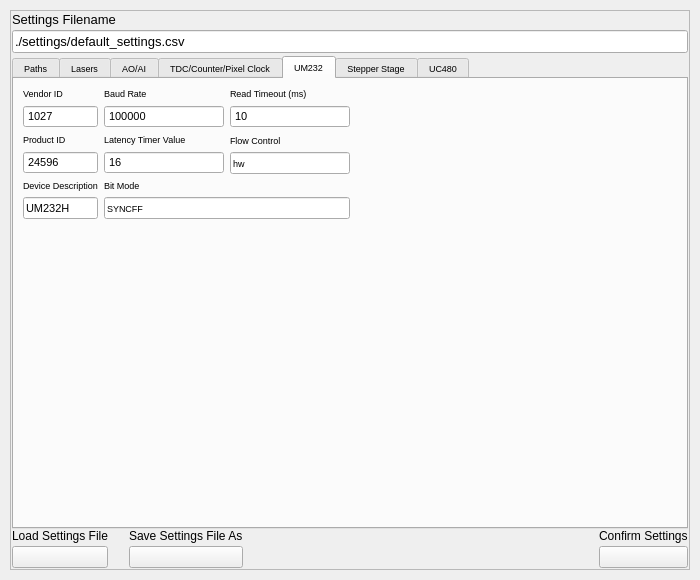
The window that gui/settingswindow.ui (Th3Tr00p3r/gSTED-sFCS) describes before a commit, drawn with Qt 5.
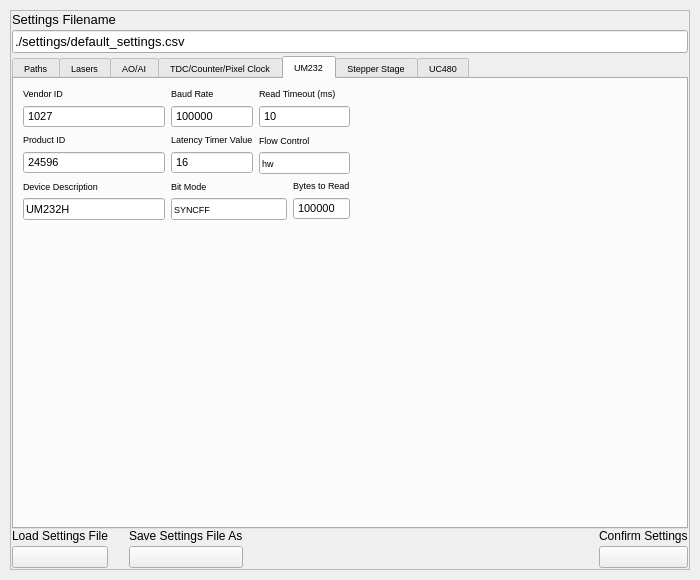
The same window after the commit. The open tabs and pages were chosen to show the change. Icons and pictures are not drawn.

```diff
--- a/gui/settingswindow.ui
+++ b/gui/settingswindow.ui
@@ -1992,35 +1992,9 @@
          <attribute name="title">
           <string>UM232</string>
          </attribute>
-         <layout class="QGridLayout" name="gridLayout_4">
-          <item row="1" column="0">
-           <spacer name="verticalSpacer_2">
-            <property name="orientation">
-             <enum>Qt::Vertical</enum>
-            </property>
-            <property name="sizeHint" stdset="0">
-             <size>
-              <width>20</width>
-              <height>40</height>
-             </size>
-            </property>
-           </spacer>
-          </item>
-          <item row="0" column="1">
-           <spacer name="horizontalSpacer_4">
-            <property name="orientation">
-             <enum>Qt::Horizontal</enum>
-            </property>
-            <property name="sizeHint" stdset="0">
-             <size>
-              <width>40</width>
-              <height>20</height>
-             </size>
-            </property>
-           </spacer>
-          </item>
+         <layout class="QGridLayout" name="gridLayout_9">
           <item row="0" column="0">
-           <layout class="QGridLayout" name="gridLayout_9" columnstretch="1,10,10">
+           <layout class="QGridLayout" name="gridLayout_4">
             <item row="0" column="0">
              <layout class="QVBoxLayout" name="verticalLayout_75">
               <item>
@@ -2097,7 +2071,7 @@
               </item>
              </layout>
             </item>
-            <item row="0" column="2">
+            <item row="0" column="2" colspan="2">
              <layout class="QVBoxLayout" name="verticalLayout_78">
               <item>
                <widget class="QLabel" name="label_69">
@@ -2208,7 +2182,7 @@
               </item>
              </layout>
             </item>
-            <item row="1" column="2">
+            <item row="1" column="2" colspan="2">
              <layout class="QVBoxLayout" name="verticalLayout_79">
               <item>
                <widget class="QLabel" name="label_70">
@@ -2273,8 +2247,72 @@
               </item>
              </layout>
             </item>
+            <item row="2" column="3">
+             <layout class="QVBoxLayout" name="verticalLayout_85">
+              <item>
+               <widget class="QLabel" name="label_75">
+                <property name="text">
+                 <string>Bytes to Read</string>
+                </property>
+               </widget>
+              </item>
+              <item>
+               <widget class="QSpinBox" name="um232nBytes">
+                <property name="enabled">
+                 <bool>true</bool>
+                </property>
+                <property name="font">
+                 <font>
+                  <pointsize>8</pointsize>
+                 </font>
+                </property>
+                <property name="wrapping">
+                 <bool>false</bool>
+                </property>
+                <property name="readOnly">
+                 <bool>false</bool>
+                </property>
+                <property name="buttonSymbols">
+                 <enum>QAbstractSpinBox::NoButtons</enum>
+                </property>
+                <property name="maximum">
+                 <number>999999999</number>
+                </property>
+                <property name="value">
+                 <number>512000</number>
+                </property>
+               </widget>
+              </item>
+             </layout>
+            </item>
            </layout>
           </item>
+          <item row="0" column="1">
+           <spacer name="horizontalSpacer_4">
+            <property name="orientation">
+             <enum>Qt::Horizontal</enum>
+            </property>
+            <property name="sizeHint" stdset="0">
+             <size>
+              <width>40</width>
+              <height>20</height>
+             </size>
+            </property>
+           </spacer>
+          </item>
+          <item row="1" column="0">
+           <spacer name="verticalSpacer_2">
+            <property name="orientation">
+             <enum>Qt::Vertical</enum>
+            </property>
+            <property name="sizeHint" stdset="0">
+             <size>
+              <width>20</width>
+              <height>40</height>
+             </size>
+            </property>
+           </spacer>
+          </item>
          </layout>
         </widget>
         <widget class="QWidget" name="stepper_stage">
```
